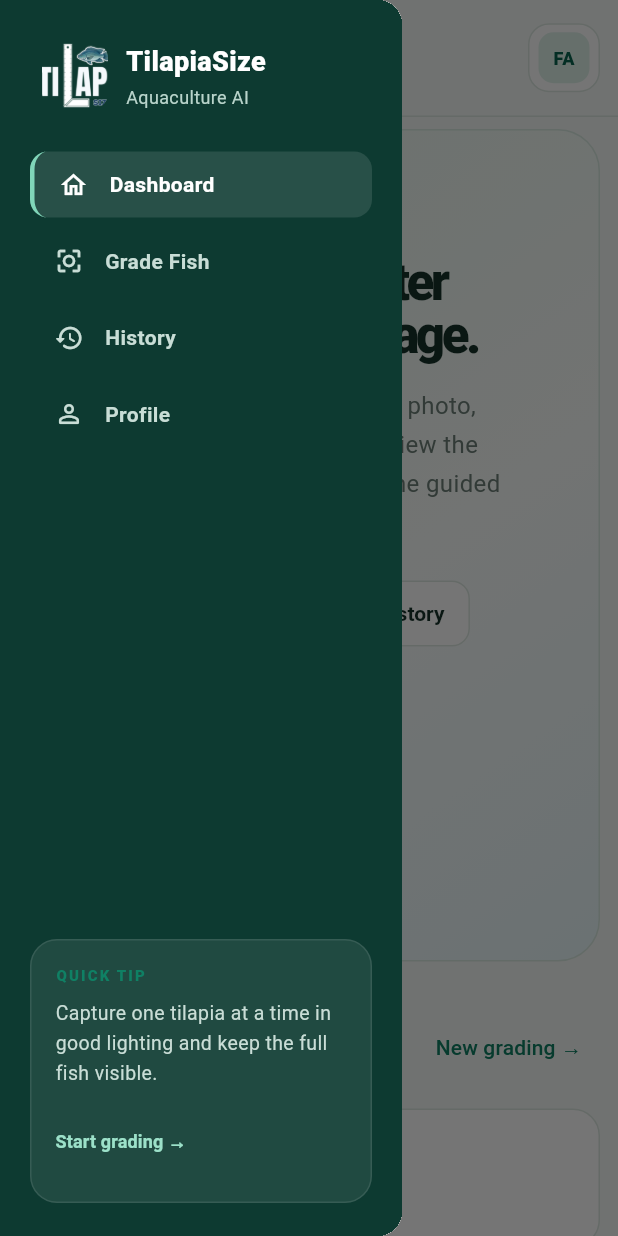
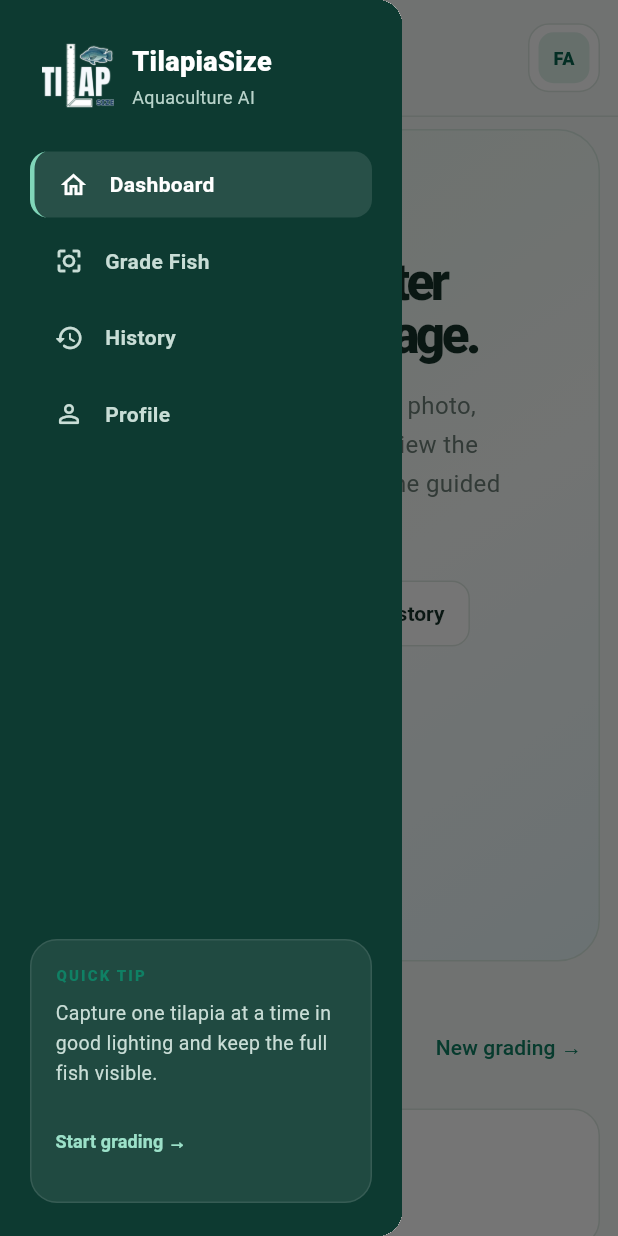
Before and after one commit to Eliruzel/TilapiaSize, a Flutter app: the screen it shows after launch, with the side drawer open, on a phone screen of 412 x 824 dp. Run offline on Flutter 3.47's test engine with Material 3 defaults, Android fonts, the phone set to English and light mode, and no system bars; our stand-ins replace image_picker, shared_preferences.

Commit message:
Convert na nako ya

```diff
--- a/frontend/lib/screens/profile_screen.dart
+++ b/frontend/lib/screens/profile_screen.dart
@@ -115,7 +115,7 @@ class _ProfileScreenState extends State<ProfileScreen> {
                   label: 'Role',
                   child: TextField(
                     enabled: false,
-                    decoration: InputDecoration(hintText: 'Fish Farmer'),
+                    decoration: InputDecoration(hintText: 'User'),
                   ),
                 ),
                 const _LabeledField(
--- a/frontend/lib/widgets/sidebar.dart
+++ b/frontend/lib/widgets/sidebar.dart
@@ -32,10 +32,10 @@ class AppSidebar extends StatelessWidget {
               child: Row(
                 children: [
                   ClipRRect(
-                    borderRadius: BorderRadius.circular(10),
+                    borderRadius: BorderRadius.circular(2),
                     child: Image.asset(
                       'assets/images/logo-mark.png',
-                      width: 44,
+                      width: 48,
                       height: 44,
                       fit: BoxFit.cover,
                     ),
```
